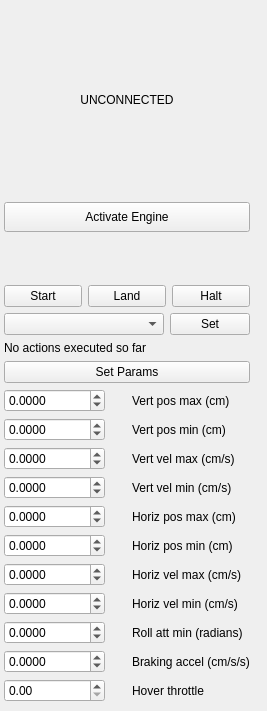
Old version of the form src/ui/UASControl.ui in the repository dricketts/apm_planner.
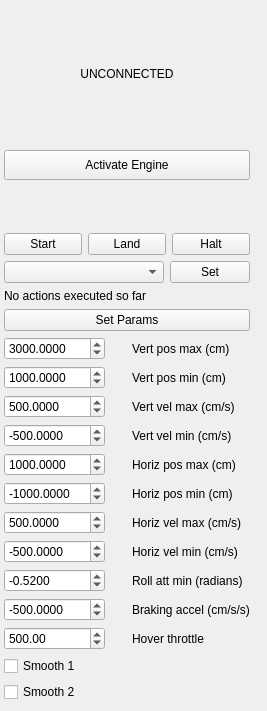
New version of the form. Icons and pictures are not drawn.

What changed in the file:
```diff
--- a/src/ui/UASControl.ui
+++ b/src/ui/UASControl.ui
@@ -34,7 +34,7 @@
   <property name="toolTip">
    <string>Control widget to send basic control actions to the micro air vehicle</string>
   </property>
-  <layout class="QGridLayout" name="gridLayout" rowstretch="5,0,0,0,0,0,0,0,0,0,0,0,0,0,0,0,0,0,0,0" columnstretch="5,0,0,0,0,0">
+  <layout class="QGridLayout" name="gridLayout" rowstretch="5,0,0,0,0,0,0,0,0,0,0,0,0,0,0,0,0,0,0,0,0,0" columnstretch="5,0,0,0,0,0">
    <property name="leftMargin">
     <number>4</number>
    </property>
@@ -155,7 +155,65 @@
      </property>
     </spacer>
    </item>
-   <item row="19" column="1" colspan="4">
+   <item row="18" column="3" colspan="2">
+    <widget class="QLabel" name="label_5">
+     <property name="text">
+      <string>Hover throttle</string>
+     </property>
+    </widget>
+   </item>
+   <item row="11" column="1">
+    <widget class="QDoubleSpinBox" name="hprime_lbIn">
+     <property name="toolTipDuration">
+      <number>-1</number>
+     </property>
+     <property name="decimals">
+      <number>4</number>
+     </property>
+     <property name="minimum">
+      <double>-10000.000000000000000</double>
+     </property>
+     <property name="maximum">
+      <double>10000.000000000000000</double>
+     </property>
+     <property name="value">
+      <double>-500.000000000000000</double>
+     </property>
+    </widget>
+   </item>
+   <item row="15" column="1">
+    <widget class="QDoubleSpinBox" name="xprime_lbIn">
+     <property name="decimals">
+      <number>4</number>
+     </property>
+     <property name="minimum">
+      <double>-1000000.000000000000000</double>
+     </property>
+     <property name="maximum">
+      <double>10000.000000000000000</double>
+     </property>
+     <property name="value">
+      <double>-500.000000000000000</double>
+     </property>
+    </widget>
+   </item>
+   <item row="16" column="1">
+    <widget class="QDoubleSpinBox" name="roll_lbIn">
+     <property name="decimals">
+      <number>4</number>
+     </property>
+     <property name="minimum">
+      <double>-10000.000000000000000</double>
+     </property>
+     <property name="maximum">
+      <double>10000.000000000000000</double>
+     </property>
+     <property name="value">
+      <double>-0.520000000000000</double>
+     </property>
+    </widget>
+   </item>
+   <item row="21" column="1" colspan="4">
     <spacer name="verticalSpacer_2">
      <property name="orientation">
       <enum>Qt::Vertical</enum>
@@ -234,6 +292,9 @@
      <property name="maximum">
       <double>10000.000000000000000</double>
      </property>
+     <property name="value">
+      <double>3000.000000000000000</double>
+     </property>
     </widget>
    </item>
    <item row="9" column="1">
@@ -247,6 +308,9 @@
      <property name="maximum">
       <double>10000.000000000000000</double>
      </property>
+     <property name="value">
+      <double>1000.000000000000000</double>
+     </property>
     </widget>
    </item>
    <item row="10" column="1">
@@ -260,21 +324,83 @@
      <property name="maximum">
       <double>10000.000000000000000</double>
      </property>
+     <property name="value">
+      <double>500.000000000000000</double>
+     </property>
     </widget>
    </item>
-   <item row="11" column="1">
-    <widget class="QDoubleSpinBox" name="hprime_lbIn">
-     <property name="toolTipDuration">
-      <number>-1</number>
+   <item row="5" column="4">
+    <widget class="QPushButton" name="setModeButton">
+     <property name="minimumSize">
+      <size>
+       <width>25</width>
+       <height>16</height>
+      </size>
      </property>
-     <property name="decimals">
-      <number>4</number>
+     <property name="toolTip">
+      <string>Transmit and enable mode on MAV</string>
      </property>
-     <property name="minimum">
-      <double>-10000.000000000000000</double>
+     <property name="statusTip">
+      <string>Transmit and enable mode on MAV</string>
      </property>
+     <property name="text">
+      <string>Set</string>
+     </property>
+     <property name="icon">
+      <iconset resource="../../qgroundcontrol.qrc">
+       <normaloff>:/files/images/devices/network-wireless.svg</normaloff>:/files/images/devices/network-wireless.svg</iconset>
+     </property>
+    </widget>
+   </item>
+   <item row="6" column="1" colspan="4">
+    <widget class="QLabel" name="lastActionLabel">
+     <property name="minimumSize">
+      <size>
+       <width>0</width>
+       <height>10</height>
+      </size>
+     </property>
+     <property name="toolTip">
+      <string>Status label</string>
+     </property>
+     <property name="statusTip">
+      <string>Status label</string>
+     </property>
+     <property name="text">
+      <string>No actions executed so far</string>
+     </property>
+     <property name="alignment">
+      <set>Qt::AlignLeading|Qt::AlignLeft|Qt::AlignTop</set>
+     </property>
+    </widget>
+   </item>
+   <item row="1" column="5" rowspan="6">
+    <spacer name="horizontalSpacer_2">
+     <property name="orientation">
+      <enum>Qt::Horizontal</enum>
+     </property>
+     <property name="sizeHint" stdset="0">
+      <size>
+       <width>30</width>
+       <height>159</height>
+      </size>
+     </property>
+    </spacer>
+   </item>
+   <item row="8" column="3" colspan="2">
+    <widget class="QLabel" name="label">
+     <property name="text">
+      <string>Vert pos max (cm)</string>
+     </property>
+    </widget>
+   </item>
+   <item row="18" column="1">
+    <widget class="QDoubleSpinBox" name="hoverIn">
      <property name="maximum">
-      <double>10000.000000000000000</double>
+      <double>1000.000000000000000</double>
+     </property>
+     <property name="value">
+      <double>500.000000000000000</double>
      </property>
     </widget>
    </item>
@@ -289,6 +415,9 @@
      <property name="maximum">
       <double>10000.000000000000000</double>
      </property>
+     <property name="value">
+      <double>1000.000000000000000</double>
+     </property>
     </widget>
    </item>
    <item row="13" column="1">
@@ -302,6 +431,9 @@
      <property name="maximum">
       <double>10000.000000000000000</double>
      </property>
+     <property name="value">
+      <double>-1000.000000000000000</double>
+     </property>
     </widget>
    </item>
    <item row="14" column="1">
@@ -315,34 +447,8 @@
      <property name="maximum">
       <double>10000.000000000000000</double>
      </property>
-    </widget>
-   </item>
-   <item row="15" column="1">
-    <widget class="QDoubleSpinBox" name="xprime_lbIn">
-     <property name="decimals">
-      <number>4</number>
-     </property>
-     <property name="minimum">
-      <double>-1000000.000000000000000</double>
-     </property>
-     <property name="maximum">
-      <double>10000.000000000000000</double>
-     </property>
      <property name="value">
-      <double>0.000000000000000</double>
-     </property>
-    </widget>
-   </item>
-   <item row="16" column="1">
-    <widget class="QDoubleSpinBox" name="roll_lbIn">
-     <property name="decimals">
-      <number>4</number>
-     </property>
-     <property name="minimum">
-      <double>-10000.000000000000000</double>
-     </property>
-     <property name="maximum">
-      <double>10000.000000000000000</double>
+      <double>500.000000000000000</double>
      </property>
     </widget>
    </item>
@@ -357,6 +463,9 @@
      <property name="maximum">
       <double>10000.000000000000000</double>
      </property>
+     <property name="value">
+      <double>-500.000000000000000</double>
+     </property>
     </widget>
    </item>
    <item row="16" column="3" colspan="2">
@@ -428,22 +537,10 @@
      </property>
     </widget>
    </item>
-   <item row="5" column="4">
-    <widget class="QPushButton" name="setModeButton">
-     <property name="minimumSize">
-      <size>
-       <width>25</width>
-       <height>16</height>
-      </size>
-     </property>
-     <property name="toolTip">
-      <string>Transmit and enable mode on MAV</string>
-     </property>
-     <property name="statusTip">
-      <string>Transmit and enable mode on MAV</string>
-     </property>
+   <item row="19" column="1">
+    <widget class="QCheckBox" name="smooth1In">
      <property name="text">
-      <string>Set</string>
+      <string>Smooth 1</string>
      </property>
      <property name="icon">
       <iconset resource="../../qgroundcontrol.qrc">
@@ -451,59 +548,10 @@
      </property>
     </widget>
    </item>
-   <item row="6" column="1" colspan="4">
-    <widget class="QLabel" name="lastActionLabel">
-     <property name="minimumSize">
-      <size>
-       <width>0</width>
-       <height>10</height>
-      </size>
-     </property>
-     <property name="toolTip">
-      <string>Status label</string>
-     </property>
-     <property name="statusTip">
-      <string>Status label</string>
-     </property>
+   <item row="20" column="1">
+    <widget class="QCheckBox" name="smooth2In">
      <property name="text">
-      <string>No actions executed so far</string>
-     </property>
-     <property name="alignment">
-      <set>Qt::AlignLeading|Qt::AlignLeft|Qt::AlignTop</set>
-     </property>
-    </widget>
-   </item>
-   <item row="1" column="5" rowspan="6">
-    <spacer name="horizontalSpacer_2">
-     <property name="orientation">
-      <enum>Qt::Horizontal</enum>
-     </property>
-     <property name="sizeHint" stdset="0">
-      <size>
-       <width>30</width>
-       <height>159</height>
-      </size>
-     </property>
-    </spacer>
-   </item>
-   <item row="8" column="3" colspan="2">
-    <widget class="QLabel" name="label">
-     <property name="text">
-      <string>Vert pos max (cm)</string>
-     </property>
-    </widget>
-   </item>
-   <item row="18" column="1">
-    <widget class="QDoubleSpinBox" name="hoverIn">
-     <property name="maximum">
-      <double>1000.000000000000000</double>
-     </property>
-    </widget>
-   </item>
-   <item row="18" column="3" colspan="2">
-    <widget class="QLabel" name="label_5">
-     <property name="text">
-      <string>Hover throttle</string>
+      <string>Smooth 2</string>
      </property>
     </widget>
    </item>
```
Left out of the diff: 4 changed lines with no effect on the pictures.
